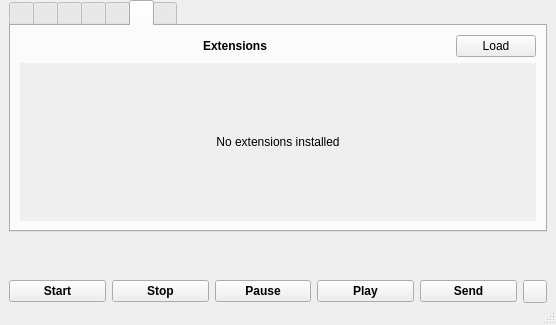
Before: the Qt Designer form vokoscreen.ui in yanuarakhid/vokoscreen, drawn with Qt 5.
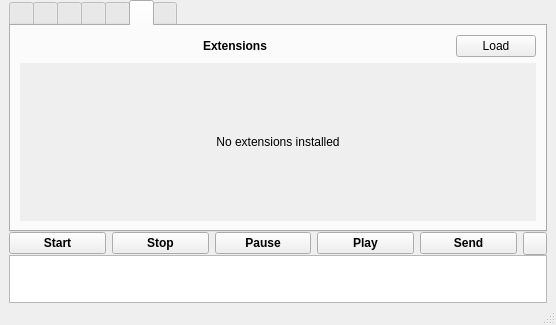
After: the same form once the commit is applied.

Diff of the .ui file:
```diff
--- a/vokoscreen.ui
+++ b/vokoscreen.ui
@@ -1296,34 +1296,7 @@
        </widget>
       </item>
       <item>
-       <layout class="QHBoxLayout" name="extensionLayout">
-        <item>
-         <spacer name="horizontalSpacer_30">
-          <property name="orientation">
-           <enum>Qt::Horizontal</enum>
-          </property>
-          <property name="sizeHint" stdset="0">
-           <size>
-            <width>40</width>
-            <height>0</height>
-           </size>
-          </property>
-         </spacer>
-        </item>
-        <item>
-         <spacer name="verticalSpacer_3">
-          <property name="orientation">
-           <enum>Qt::Vertical</enum>
-          </property>
-          <property name="sizeHint" stdset="0">
-           <size>
-            <width>20</width>
-            <height>0</height>
-           </size>
-          </property>
-         </spacer>
-        </item>
-       </layout>
+       <layout class="QHBoxLayout" name="extensionLayout"/>
       </item>
       <item>
        <layout class="QHBoxLayout" name="horizontalLayout" stretch="0,0,0,0,0,0">
```
Left out of the diff: 3 changed lines with no effect on the pictures.
